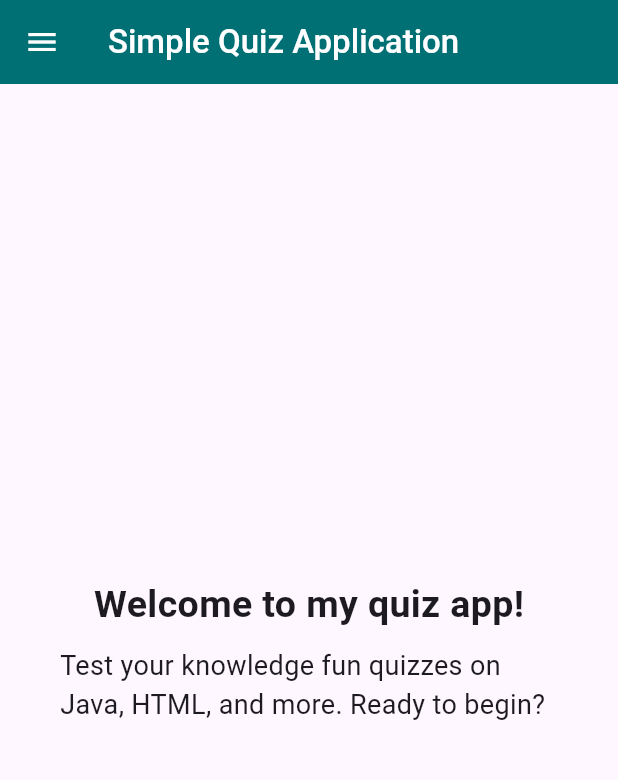
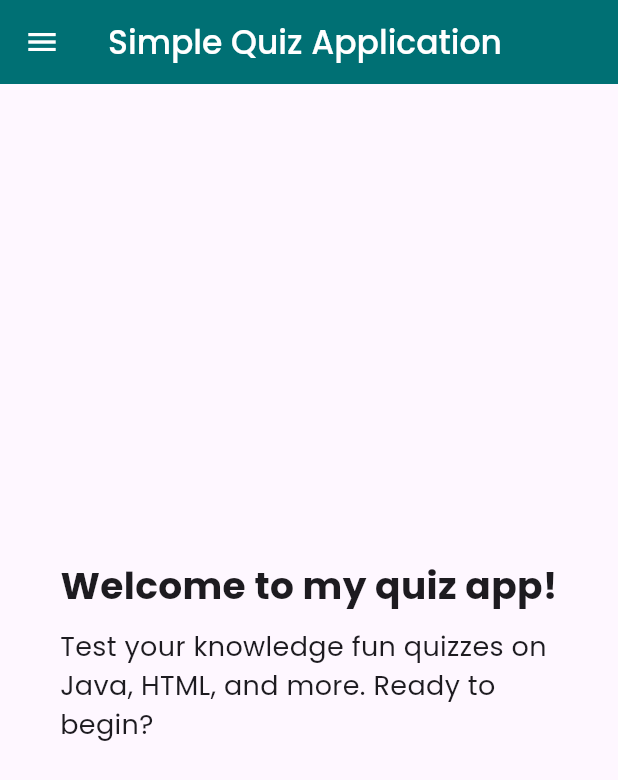
Before and after one commit to heetsolanki/Simple-Quiz-Application-Flutter, a Flutter app: the screen it shows after launch, on a phone screen of 412 x 824 dp. Shown: the top 780 px of the screen. Run offline on Flutter 3.47's test engine with Material 3 defaults, Android fonts, the phone set to English and light mode, and no system bars; missing offline and left inert: smooth_list_view.

Commit message:
Updated fonts

```diff
--- a/simple_quiz_application/lib/main.dart
+++ b/simple_quiz_application/lib/main.dart
@@ -13,6 +13,7 @@ class MyApp extends StatelessWidget {
     return MaterialApp(
       title: _title,
       theme: ThemeData(
+        fontFamily: 'Poppins',
         brightness: Brightness.light,
         elevatedButtonTheme: ElevatedButtonThemeData(
           style: ElevatedButton.styleFrom(
@@ -46,6 +47,7 @@ class MyApp extends StatelessWidget {
         ),
       ),
       darkTheme: ThemeData(
+        fontFamily: 'Poppins',
         brightness: Brightness.dark,
         elevatedButtonTheme: ElevatedButtonThemeData(
           style: ElevatedButton.styleFrom(
```
Also changed, not shown: simple_quiz_application/pubspec.yaml (+22 -1 lines), simple_quiz_application/custom_fonts/fonts/Poppins-Black.ttf (added), simple_quiz_application/custom_fonts/fonts/Poppins-BlackItalic.ttf (added), simple_quiz_application/custom_fonts/fonts/Poppins-Bold.ttf (added), simple_quiz_application/custom_fonts/fonts/Poppins-BoldItalic.ttf (added), simple_quiz_application/custom_fonts/fonts/Poppins-ExtraBold.ttf (added), simple_quiz_application/custom_fonts/fonts/Poppins-ExtraBoldItalic.ttf (added), simple_quiz_application/custom_fonts/fonts/Poppins-ExtraLight.ttf (added), simple_quiz_application/custom_fonts/fonts/Poppins-ExtraLightItalic.ttf (added), simple_quiz_application/custom_fonts/fonts/Poppins-Italic.ttf (added), simple_quiz_application/custom_fonts/fonts/Poppins-Light.ttf (added), simple_quiz_application/custom_fonts/fonts/Poppins-LightItalic.ttf (added), simple_quiz_application/custom_fonts/fonts/Poppins-Medium.ttf (added), simple_quiz_application/custom_fonts/fonts/Poppins-MediumItalic.ttf (added), 5 more files.
